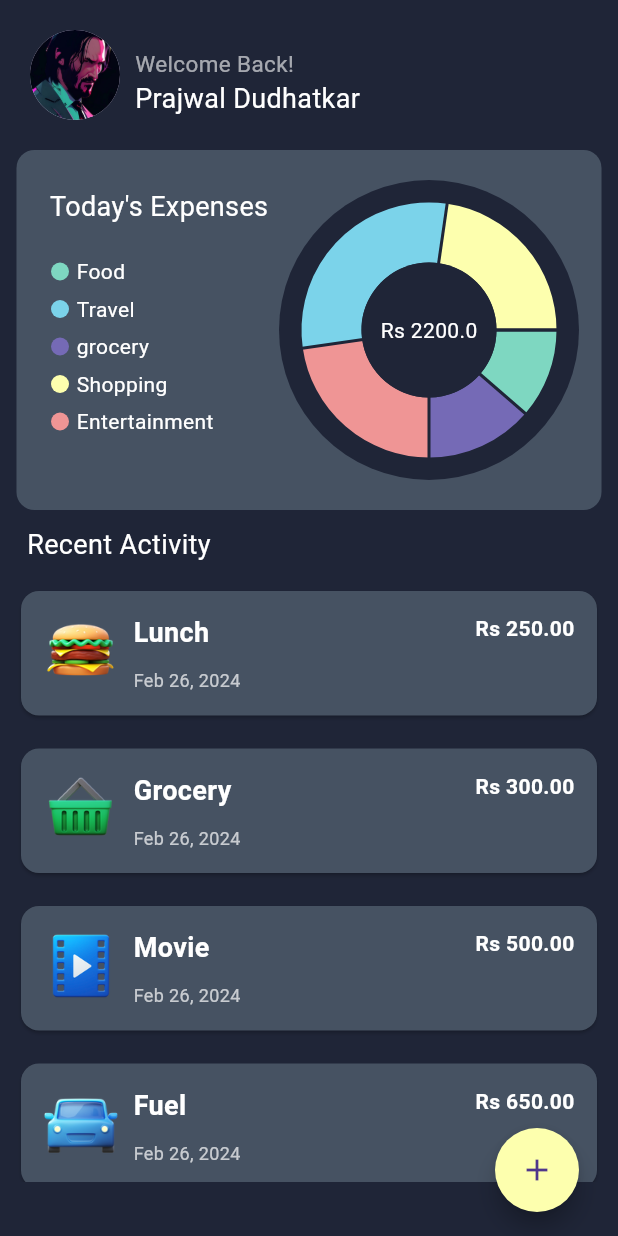
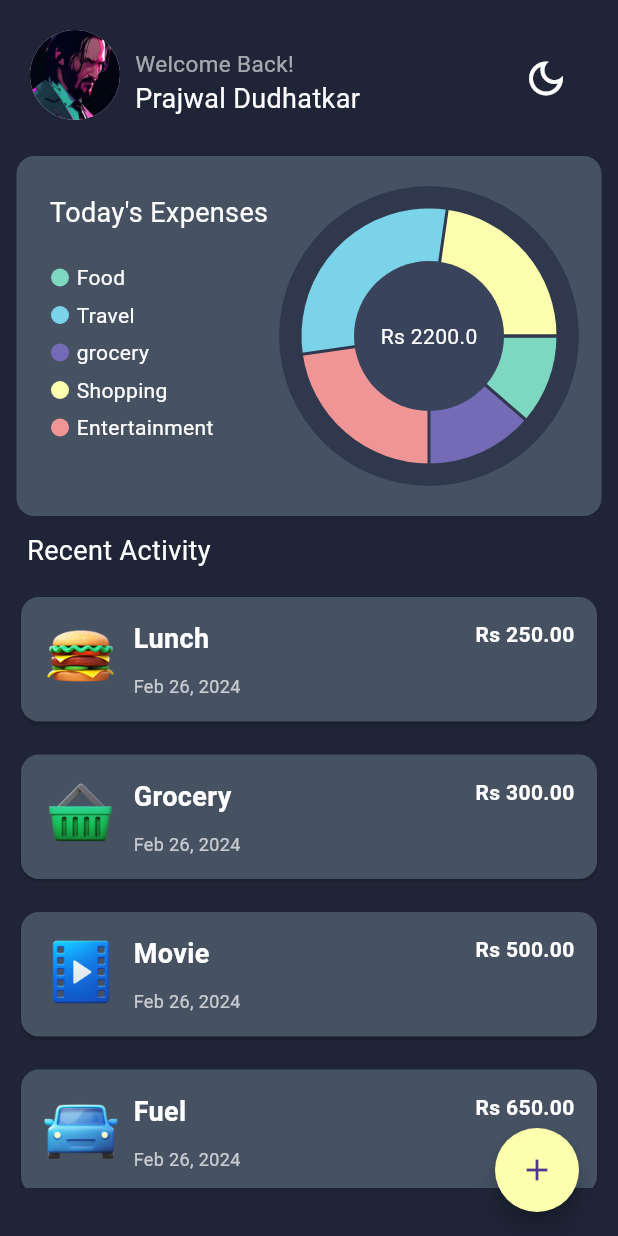
Before and after one commit to prajwalx7/expense_tracker, a Flutter app: the screen it shows after launch, on a phone screen of 412 x 824 dp. Run offline on Flutter 3.47's test engine with Material 3 defaults, Android fonts, the phone set to English and light mode, and no system bars; drawn by our look-alikes of fl_chart; missing offline and left inert: fading_edge_scrollview.

Commit message:
theme button

```diff
--- a/lib/screens/expenses.dart
+++ b/lib/screens/expenses.dart
@@ -100,19 +100,19 @@ class _ExpensesState extends State<Expenses> {
       body: SafeArea(
         child: Column(
           children: [
-            const Padding(
-              padding: EdgeInsets.symmetric(horizontal: 20, vertical: 20),
+            Padding(
+              padding: const EdgeInsets.symmetric(horizontal: 20, vertical: 20),
               child: Align(
                 alignment: Alignment.topLeft,
                 child: Row(
                   crossAxisAlignment: CrossAxisAlignment.start,
                   children: [
-                    CircleAvatar(
+                    const CircleAvatar(
                       radius: 30,
                       backgroundImage: AssetImage("assets/images/avatar.jpeg"),
                     ),
-                    SizedBox(width: 10),
-                    Padding(
+                    const SizedBox(width: 10),
+                    const Padding(
                       padding: EdgeInsets.only(top: 12),
                       child: Column(
                         crossAxisAlignment: CrossAxisAlignment.start,
@@ -127,6 +127,21 @@ class _ExpensesState extends State<Expenses> {
                             style: TextStyle(color: Colors.white, fontSize: 18),
                           ),
                         ],
+                      ),
+                    ),
+                    const SizedBox(
+                      width: 100,
+                    ),
+                    Padding(
+                      padding: const EdgeInsets.symmetric(vertical: 8),
+                      child: IconButton(
+                        iconSize: 30,
+                        color: Colors.white,
+                        onPressed: () {},
+                        icon: const Icon(
+                          Icons.dark_mode_outlined,
+                          // light_mode_outlined
+                        ),
                       ),
                     ),
                   ],
--- a/lib/widgets/expenses_list/expenses_list.dart
+++ b/lib/widgets/expenses_list/expenses_list.dart
@@ -35,7 +35,7 @@ class _ExpensesListState extends State<ExpensesList> {
         gradientFractionOnStart: 0.08,
         child: ListView.builder(
           controller: _controller,
-          padding: const EdgeInsets.only(bottom: 50),
+          padding: const EdgeInsets.only(bottom: 25),
           itemCount: widget.expenses.length,
           itemBuilder: (ctx, index) => Dismissible(
             key: ValueKey(widget.expenses[index]),
--- a/lib/widgets/pie_chart.dart
+++ b/lib/widgets/pie_chart.dart
@@ -24,7 +24,7 @@ class MyPieChart extends StatelessWidget {
       height: 200,
       width: 200,
       decoration: const BoxDecoration(
-        color: Color(0xff1F2537),
+        color: Color.fromARGB(255, 48, 56, 77),
         shape: BoxShape.circle,
       ),
       child: Stack(
@@ -46,11 +46,10 @@ class MyPieChart extends StatelessWidget {
           // inner circle
           Center(
             child: Container(
-              height: 90,
+              height: 100,
               decoration: const BoxDecoration(
-                color: Color(0xff1F2537),
+                color: Color.fromARGB(255, 57, 67, 92),
                 shape: BoxShape.circle,
-
               ),
               child: Center(
                 child: Text(
```
